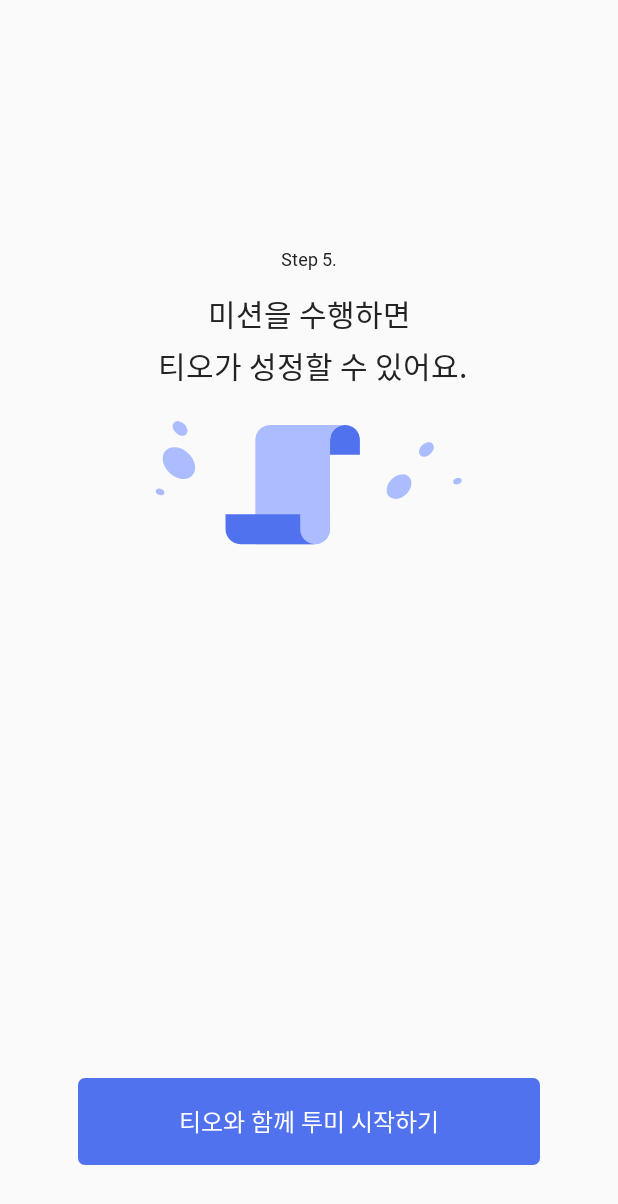
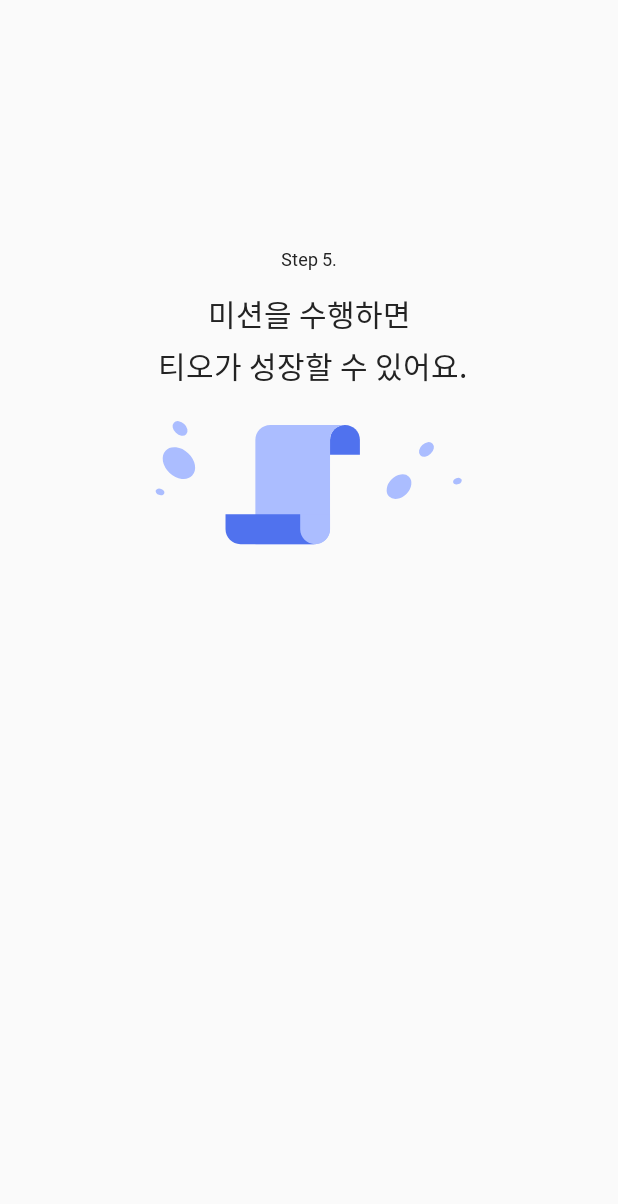
Before and after one commit to Ajou-FromUS/ToMe-AOS, an Android app: the fragment FifthFragment shown on its own in the app's theme, on a phone screen of 412 x 824 dp. Shown: the top 1204 px of the screen. Run offline under Robolectric (Android 15) with nearby library versions, the phone set to English and light mode, and no system bars; 1 statement that could not run was skipped.

Commit message:
[fix] landingpage, string some changes
string 오타 수정, 랜딩페이지 더 자연스러운 화면전환 코드 수정

```diff
--- a/app/src/main/java/presentation/landing/FifthFragment.kt
+++ b/app/src/main/java/presentation/landing/FifthFragment.kt
@@ -16,10 +16,6 @@ class FifthFragment : Fragment() {
         savedInstanceState: Bundle?
     ): View? {
         binding = FragmentFifthBinding.inflate(inflater, container, false)
-        binding.btnStartTome.setOnClickListener{
-            var intent = Intent(activity, LoginActivity::class.java)
-            startActivity(intent)
-        }
         return binding.root
     }
 }
--- a/app/src/main/res/layout/fragment_fifth.xml
+++ b/app/src/main/res/layout/fragment_fifth.xml
@@ -41,22 +41,7 @@
                 android:layout_marginTop="90dp"
                 app:layout_constraintEnd_toEndOf="parent"
                 app:layout_constraintStart_toStartOf="parent"
-                app:layout_constraintTop_toBottomOf="@id/tv_landing_step"
-                />
-        <Button
-                android:id="@+id/btn_start_tome"
-                android:layout_width="308dp"
-                android:layout_height="58dp"
-                android:text="@string/landing_button"
-                android:textAppearance="@style/text_subtitle2"
-                android:textColor="@color/color_font4"
-                android:layout_marginBottom="47dp"
-                android:background="@drawable/btn_basic_blue"
-                app:layout_constraintEnd_toEndOf="parent"
-                app:layout_constraintStart_toStartOf="parent"
-                app:layout_constraintBottom_toBottomOf="parent"
-                style="?android:attr/borderlessButtonStyle"/>
+                app:layout_constraintTop_toBottomOf="@id/tv_landing_step"/>
 
     </androidx.constraintlayout.widget.ConstraintLayout>
-
 </FrameLayout>
--- a/app/src/main/res/values/strings.xml
+++ b/app/src/main/res/values/strings.xml
@@ -11,7 +11,7 @@
     <string name="landing_step3_sub">날씨, 감정, 일까지 다이어리에 쉽게 담아봐요.</string>
     <string name="landing_step4">티오랑 대화해보세요!</string>
     <string name="landing_step4_sub">심리 상담가 티오가 당신의 이야기를 들어줄 거예요.</string>
-    <string name="landing_step5">미션을 수행하면\n 티오가 성정할 수 있어요.</string>
+    <string name="landing_step5">미션을 수행하면\n 티오가 성장할 수 있어요.</string>
     <string name="landing_button">티오와 함께 투미 시작하기</string>
 
     <string name="login_kakao">카카오톡으로 로그인</string>
@@ -23,5 +23,7 @@
     <string name="navi_diary">일기</string>
     <string name="navi_chat">대화</string>
 
+    <string name="write_diary">작성하러 가기</string>
+
 
 </resources>
```
Also changed, not shown: app/src/main/java/presentation/landing/LandingActiviy.kt (+11 -3 lines), app/src/main/res/layout/activity_landing.xml (+15 -8 lines).
